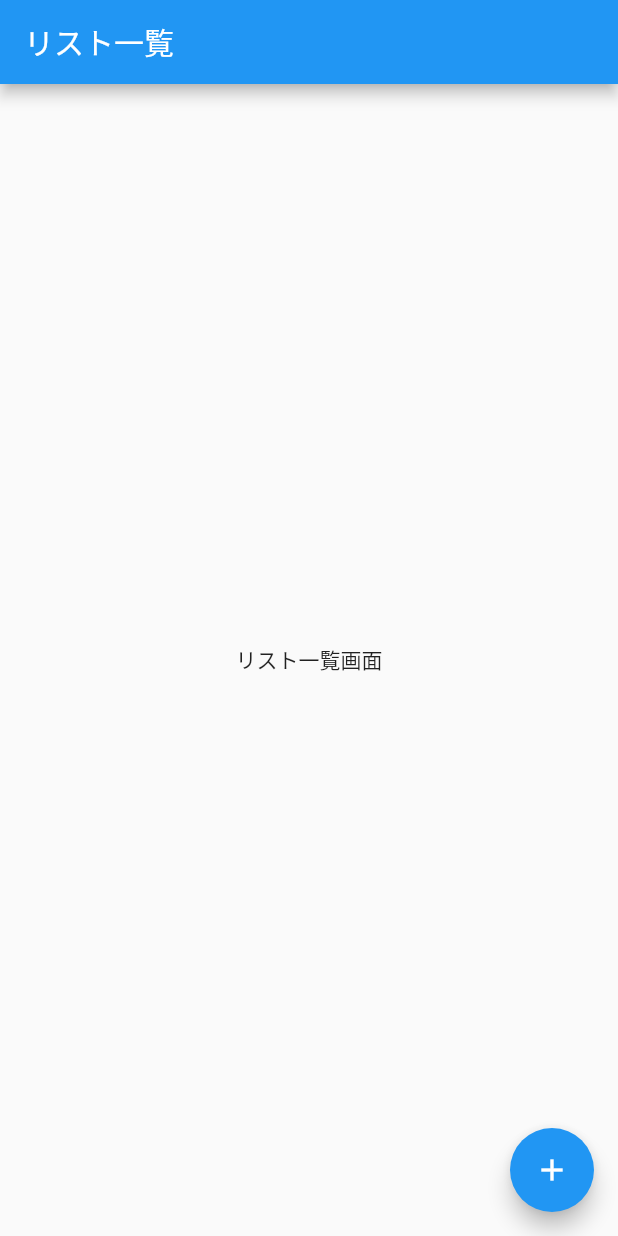
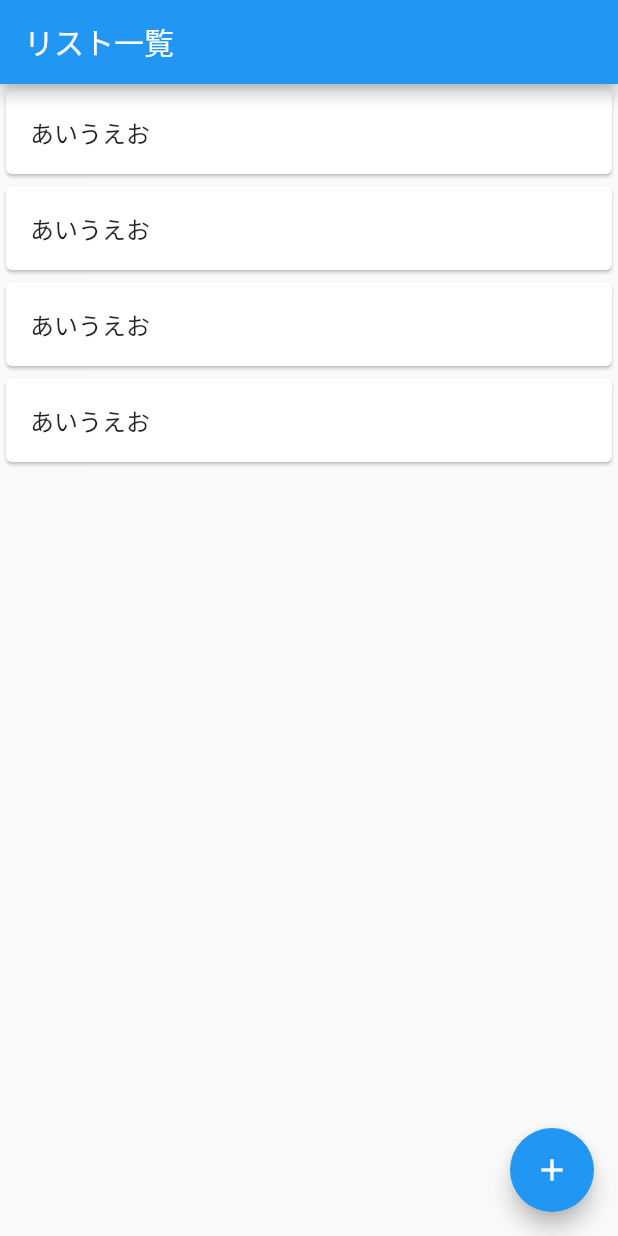
Before and after one commit to reer/todo_app, a Flutter app: the screen it shows after launch, on a phone screen of 412 x 824 dp. Run offline on Flutter 3.47's test engine with Material 2 defaults, Android fonts, the phone set to English and light mode, and no system bars.

Commit message:
Card と ListTile を組み合わせたリスト一覧表示

```diff
--- a/lib/main.dart
+++ b/lib/main.dart
@@ -28,8 +28,29 @@ class TodoListPage extends StatelessWidget {
       appBar: AppBar(
         title: Text('リスト一覧'),
       ),
-      body: Center(
-        child: Text('リスト一覧画面'),
+      body: ListView(
+        children: [
+          Card(
+            child: ListTile(
+              title: Text('あいうえお'),
+            ),
+          ),
+          Card(
+            child: ListTile(
+              title: Text('あいうえお'),
+            ),
+          ),
+          Card(
+            child: ListTile(
+              title: Text('あいうえお'),
+            ),
+          ),
+          Card(
+            child: ListTile(
+              title: Text('あいうえお'),
+            ),
+          ),
+        ],
       ),
       floatingActionButton: FloatingActionButton(
         onPressed: () {
```
